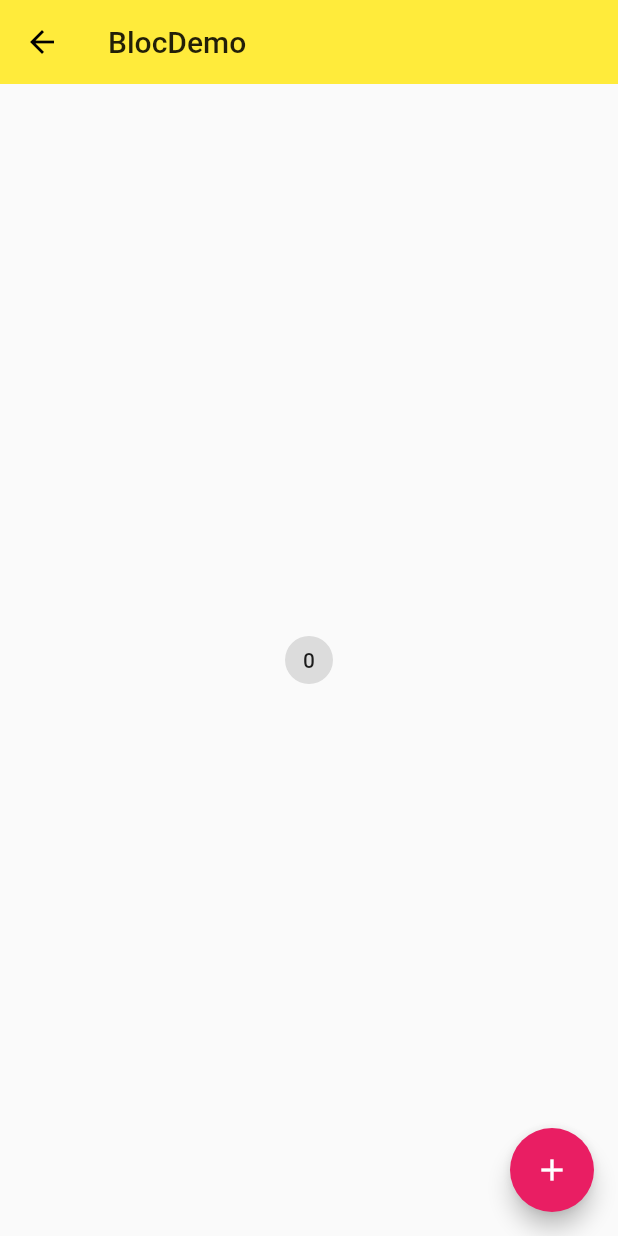
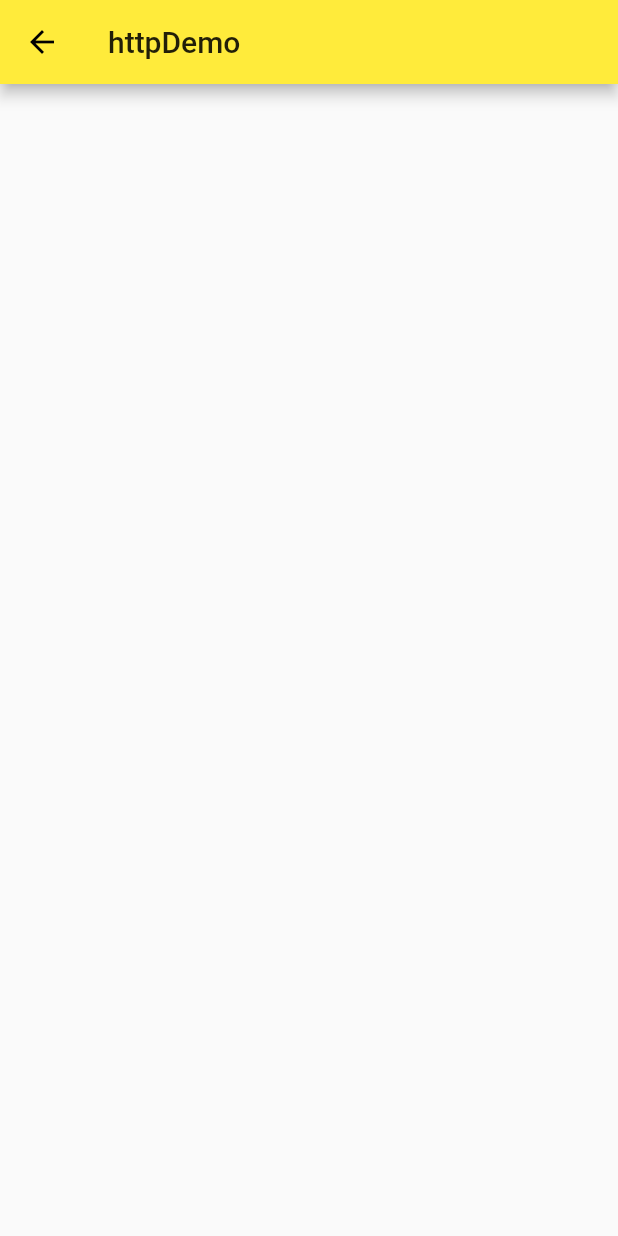
Before and after one commit to yanhao98/ninghao_flutter, a Flutter app: the screen it shows after launch, on a phone screen of 412 x 824 dp. Run offline on Flutter 3.47's test engine with Material 2 defaults, Android fonts, the phone set to English and light mode, and no system bars; our stand-ins replace rxdart; network calls fail.

Commit message:
http.get

```diff
--- /dev/null
+++ b/lib/demo/http/http_demo.dart
@@ -0,0 +1,42 @@
+import 'package:flutter/material.dart';
+import 'package:http/http.dart' as http;
+
+class HttpDemo extends StatelessWidget {
+  @override
+  Widget build(BuildContext context) {
+    return Scaffold(
+      appBar: AppBar(
+        title: Text('httpDemo'),
+      ),
+      body: HttpDemoHome(),
+    );
+  }
+}
+
+class HttpDemoHome extends StatefulWidget {
+  @override
+  _HttpDemoHomeState createState() => _HttpDemoHomeState();
+}
+
+class _HttpDemoHomeState extends State<HttpDemoHome> {
+  @override
+  void initState() {
+    super.initState();
+    fetchPost();
+    // final post = {'title': 'hello', 'description': 'nice to meet you'};
+    // print(post['title']);
+    // print(post['description']);
+  }
+
+  void fetchPost() async {
+    final response =
+        await http.get('https://resources.ninghao.net/demo/posts.json');
+    print('statusCode：${response.statusCode}');
+    print('body：${response.body}');
+  }
+
+  @override
+  Widget build(BuildContext context) {
+    return Container();
+  }
+}
--- a/lib/main.dart
+++ b/lib/main.dart
@@ -2,6 +2,7 @@ import 'package:flutter/material.dart';
 import 'package:ninghao_flutter/demo/basic_demo.dart';
 import 'package:ninghao_flutter/demo/bloc/bloc_demo.dart';
 import 'package:ninghao_flutter/demo/form_demo.dart';
+import 'package:ninghao_flutter/demo/http/http_demo.dart';
 import 'package:ninghao_flutter/demo/material_components.dart';
 import 'package:ninghao_flutter/demo/navigator_demo.dart';
 import 'package:ninghao_flutter/demo/sliver_deno.dart';
@@ -25,7 +26,7 @@ class App extends StatelessWidget {
     return MaterialApp(
       debugShowCheckedModeBanner: true,
       // home: NavigatorDemo(),
-      initialRoute: '/bloc',
+      initialRoute: '/http',
       routes: {
         '/': (context) => Home(),
         // '/': (context) => NavigatorDemo(),
@@ -36,6 +37,7 @@ class App extends StatelessWidget {
         '/stream': (context) => StreamDemo(),
         '/rxdart': (context) => RxDartDemo(),
         '/bloc': (context) => BlocDemo(),
+        '/http': (context) => HttpDemo(),
       },
       darkTheme: ThemeData.dark(),
       theme: ThemeData(
--- a/pubspec.yaml
+++ b/pubspec.yaml
@@ -22,6 +22,7 @@ dependencies:
   intl: ^0.16.1
   scoped_model: ^1.0.1
   rxdart: ^0.23.1
+  http: ^0.12.0+4
 
   # The following adds the Cupertino Icons font to your application.
   # Use with the CupertinoIcons class for iOS style icons.
```
Also changed, not shown: pubspec.lock.
